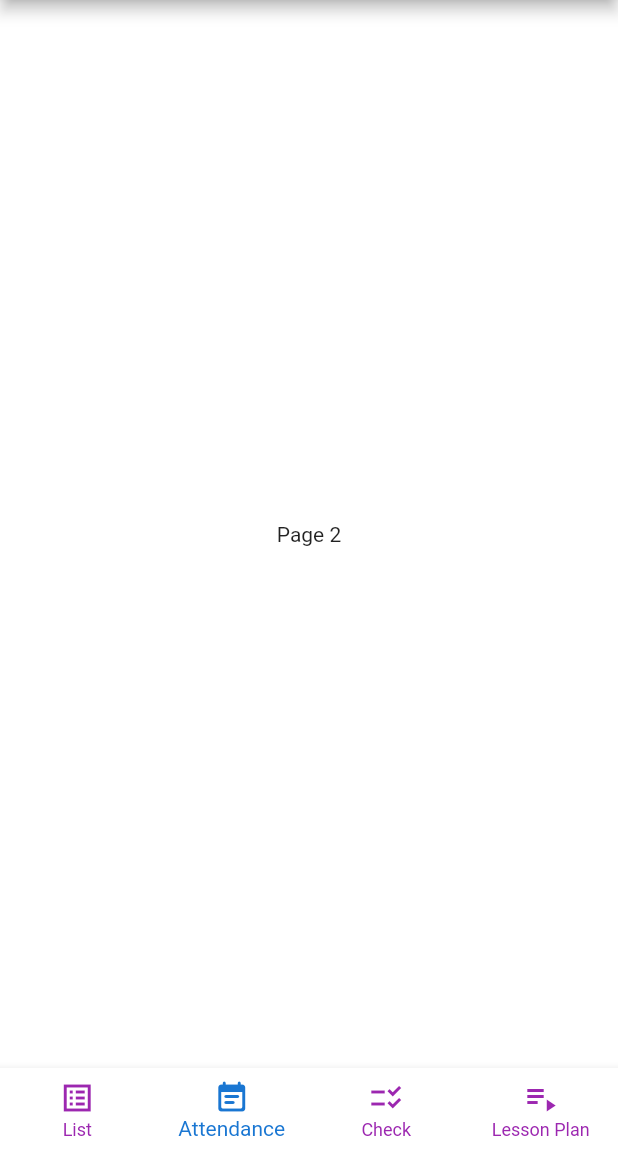
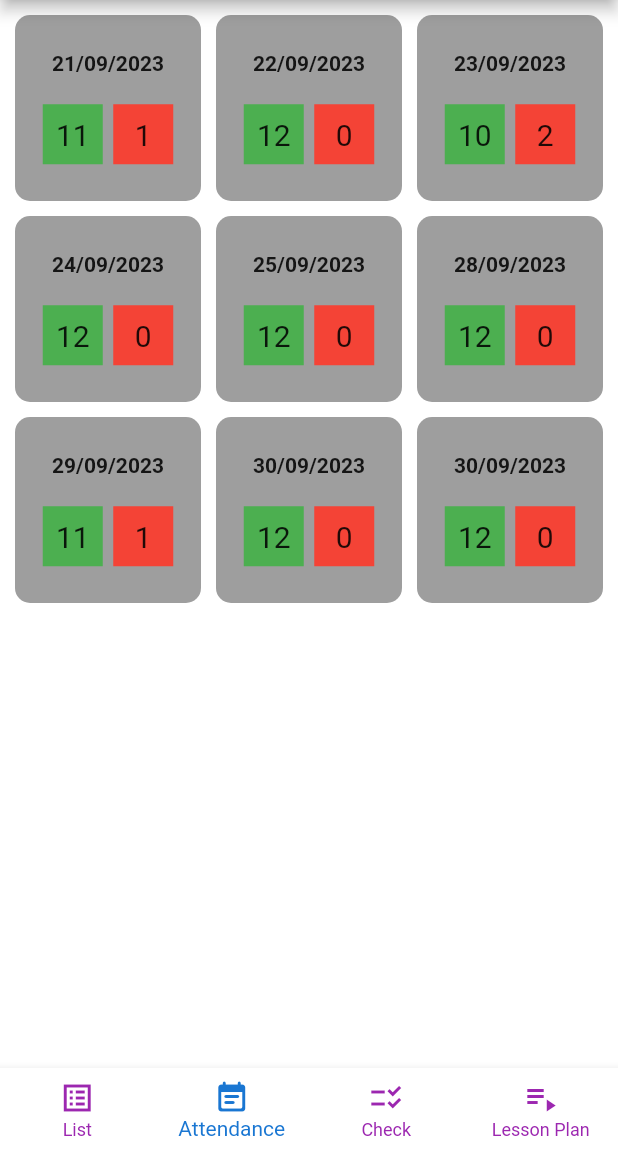
Before and after one commit to Paxritdinov/teacher_app, a Flutter app: the ClassPage screen opened by its route, swiped to page 2, on a phone screen of 412 x 824 dp, the part 84-1236 px from its top. Run offline on Flutter 3.47's test engine with Material 2 defaults, Android fonts, the phone set to English and light mode, and no system bars; network calls fail.

Commit message:
added Attendance and half of Lesson Plan

```diff
--- a/lib/pages/classPage.dart
+++ b/lib/pages/classPage.dart
@@ -12,6 +12,7 @@ class ClassPage extends StatefulWidget {
 class _ClassPageState extends State<ClassPage> {
   final List bottomPages = [
     Container(
+      margin: const EdgeInsets.symmetric(horizontal: 3),
       child: ListView(
         children: [
           studentList(
@@ -42,8 +43,22 @@ class _ClassPageState extends State<ClassPage> {
       ),
     ),
     Container(
-      child: const Center(
-        child: Text('Page 2'),
+      padding: const EdgeInsets.all(10),
+      child: GridView.count(
+        mainAxisSpacing: 10,
+        crossAxisSpacing: 10,
+        crossAxisCount: 3,
+        children: [
+          attendanceDay(date: '21/09/2023', activeStudent: 11),
+          attendanceDay(date: '22/09/2023', activeStudent: 12),
+          attendanceDay(date: '23/09/2023', activeStudent: 10),
+          attendanceDay(date: '24/09/2023', activeStudent: 12),
+          attendanceDay(date: '25/09/2023', activeStudent: 12),
+          attendanceDay(date: '28/09/2023', activeStudent: 12),
+          attendanceDay(date: '29/09/2023', activeStudent: 11),
+          attendanceDay(date: '30/09/2023', activeStudent: 12),
+          attendanceDay(date: '30/09/2023', activeStudent: 12),
+        ],
       ),
     ),
     Container(
@@ -52,8 +67,50 @@ class _ClassPageState extends State<ClassPage> {
       ),
     ),
     Container(
-      child: const Center(
-        child: Text('Page 4'),
+      padding: const EdgeInsets.symmetric(horizontal: 5, vertical: 10),
+      child: ListView(
+        children: [
+          const Text(
+            textAlign: TextAlign.center,
+            'Lesson Plan',
+            style: TextStyle(
+                color: Colors.black, fontWeight: FontWeight.bold, fontSize: 25),
+          ),
+          Container(
+            height: 100,
+            decoration: BoxDecoration(
+              border: Border.all(width: 1, color: Colors.black)
+            ),
+            child: TextField(
+              decoration: const InputDecoration(
+                border: InputBorder.none,
+                label: Text('Lesson'),
+                contentPadding: EdgeInsets.symmetric(horizontal: 10),
+              ),
+            ),
+          ),
+          SizedBox(height: 10,),
+          Container(
+            height: 100,
+            decoration: BoxDecoration(
+              border: Border.all(width: 1, color: Colors.black)
+            ),
+            child: TextField(
+              decoration: const InputDecoration(
+                border: InputBorder.none,
+                label: Text('Assessment'),
+                contentPadding: EdgeInsets.symmetric(horizontal: 10),
+              ),
+            ),
+          ),
+          SizedBox(height: 10,),
+          const Text(
+            textAlign: TextAlign.center,
+            'Planned Activities',
+            style: TextStyle(
+                color: Colors.black, fontWeight: FontWeight.bold, fontSize: 22),
+          ),
+        ],
       ),
     ),
   ];
@@ -118,7 +175,8 @@ class _ClassPageState extends State<ClassPage> {
           setState(() {
             _selectedIndex = index;
             _pageController.animateToPage(index,
-                duration: const Duration(milliseconds: 200), curve: Curves.easeIn);
+                duration: const Duration(milliseconds: 200),
+                curve: Curves.easeIn);
           });
         },
       ),
@@ -130,7 +188,7 @@ Widget studentList({String? studentImage, String? studentName}) {
   return Material(
     elevation: 2,
     child: Container(
-      margin: const EdgeInsets.all(3),
+      margin: const EdgeInsets.symmetric(vertical: 3),
       height: 80,
       decoration: BoxDecoration(
         color: Colors.cyanAccent,
@@ -158,3 +216,49 @@ Widget studentList({String? studentImage, String? studentName}) {
     ),
   );
 }
+
+Widget attendanceDay({String? date, int? activeStudent}) {
+  return Container(
+    decoration: BoxDecoration(
+      color: Colors.grey,
+      borderRadius: BorderRadius.circular(10),
+    ),
+    padding: const EdgeInsets.all(15),
+    child: Column(
+      mainAxisAlignment: MainAxisAlignment.spaceAround,
+      children: [
+        Text(
+          date!,
+          style: const TextStyle(fontWeight: FontWeight.bold),
+        ),
+        Row(
+          mainAxisAlignment: MainAxisAlignment.spaceAround,
+          children: [
+            Container(
+              color: Colors.green,
+              width: 40,
+              height: 40,
+              child: Center(
+                child: Text(
+                  activeStudent.toString(),
+                  style: const TextStyle(fontSize: 20),
+                ),
+              ),
+            ),
+            Container(
+              color: Colors.red,
+              width: 40,
+              height: 40,
+              child: Center(
+                child: Text(
+                  (12 - activeStudent!).toString(),
+                  style: const TextStyle(fontSize: 20),
+                ),
+              ),
+            ),
+          ],
+        )
+      ],
+    ),
+  );
+}
```
